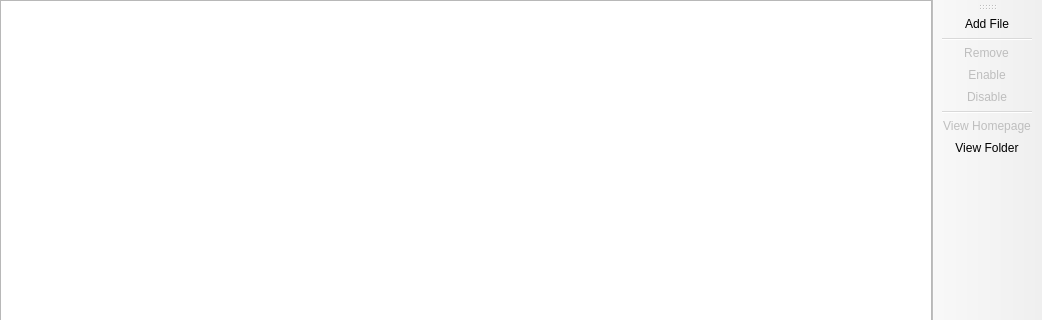
The window that launcher/ui/pages/instance/ExternalResourcesPage.ui (PrismLauncher/PrismLauncher) describes before a commit, drawn with Qt 5; both pictures show x 0 to 1042 and y 0 to 320 of the 1042 by 501 pixel window.
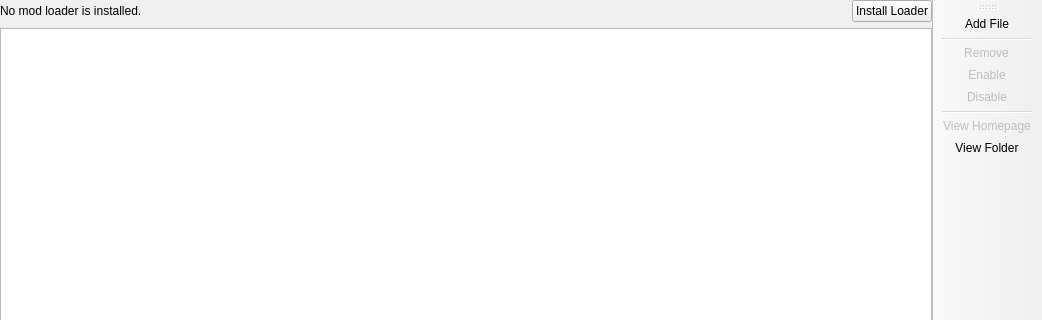
The same window after the commit. Custom widgets are drawn as their Qt base class.

```diff
--- a/launcher/ui/pages/instance/ExternalResourcesPage.ui
+++ b/launcher/ui/pages/instance/ExternalResourcesPage.ui
@@ -24,6 +24,44 @@
     <property name="bottomMargin">
      <number>0</number>
     </property>
+    <item row="0" column="1" colspan="2">
+     <widget class="QWidget" name="loaderWarning" native="true">
+      <property name="visible">
+       <bool>false</bool>
+      </property>
+      <layout class="QHBoxLayout" name="loaderWarningLayout" stretch="1,0">
+       <property name="leftMargin">
+        <number>0</number>
+       </property>
+       <property name="topMargin">
+        <number>0</number>
+       </property>
+       <property name="rightMargin">
+        <number>0</number>
+       </property>
+       <property name="bottomMargin">
+        <number>0</number>
+       </property>
+       <item>
+        <widget class="QLabel" name="loaderWarningText">
+         <property name="text">
+          <string>No mod loader is installed.</string>
+         </property>
+         <property name="wordWrap">
+          <bool>true</bool>
+         </property>
+        </widget>
+       </item>
+       <item>
+        <widget class="QPushButton" name="installLoader">
+         <property name="text">
+          <string>Install Loader</string>
+         </property>
+        </widget>
+       </item>
+      </layout>
+     </widget>
+    </item>
     <item row="1" column="1" colspan="2">
      <widget class="ModListView" name="treeView">
       <property name="sizePolicy">
```
